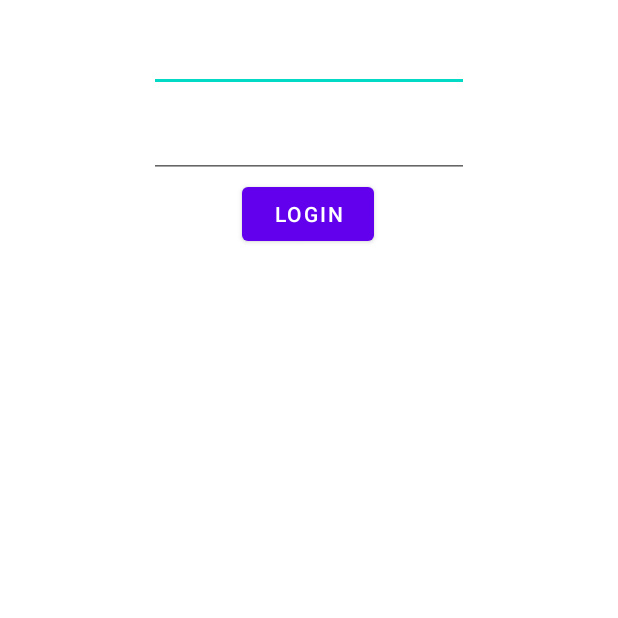
After one commit to Yibaya/TFGFrutosGibaja, an Android app: the LoginUsuarios screen opened directly, with no data from a screen before it, on a phone screen of 412 x 824 dp, the top half of it. The commit adds this screen. Run offline under Robolectric (Android 15) with nearby library versions, the phone set to English and light mode, and no system bars.

Commit message:
Login Terminado

```diff
--- a/app/build.gradle
+++ b/app/build.gradle
@@ -41,6 +41,7 @@ dependencies {
     implementation 'androidx.navigation:navigation-fragment:2.5.3'
     implementation 'androidx.navigation:navigation-ui:2.5.3'
     implementation files('libs\\mysql-connector-java-8.0.30.jar')
+    implementation 'androidx.viewpager:viewpager:1.0.0'
     testImplementation 'junit:junit:4.13.2'
     androidTestImplementation 'androidx.test.ext:junit:1.1.4'
     androidTestImplementation 'androidx.test.espresso:espresso-core:3.5.0'
--- /dev/null
+++ b/app/src/main/java/com/example/tfg_frutosgibaja/LoginUsuarios.java
@@ -0,0 +1,26 @@
+package com.example.tfg_frutosgibaja;
+
+import androidx.appcompat.app.AppCompatActivity;
+
+import android.os.Bundle;
+import android.view.View;
+import android.widget.EditText;
+
+public class LoginUsuarios extends AppCompatActivity {
+    EditText usernameEt, passwordEt;
+    @Override
+    protected void onCreate(Bundle savedInstanceState) {
+        super.onCreate(savedInstanceState);
+        setContentView(R.layout.activity_login_usuarios);
+        usernameEt = (EditText)findViewById(R.id.txtUsuario);
+        passwordEt = (EditText)findViewById(R.id.txtPassword);
+    }
+
+    public void onLogin(View view){
+        String username = usernameEt.getText().toString();
+        String password = passwordEt.getText().toString();
+        String type = "login";
+        BBDD bd = new BBDD(this);
+        bd.execute(type, username, password);
+    }
+}
--- /dev/null
+++ b/app/src/main/res/layout/activity_login_usuarios.xml
@@ -0,0 +1,41 @@
+<?xml version="1.0" encoding="utf-8"?>
+<androidx.constraintlayout.widget.ConstraintLayout xmlns:android="http://schemas.android.com/apk/res/android"
+    xmlns:app="http://schemas.android.com/apk/res-auto"
+    xmlns:tools="http://schemas.android.com/tools"
+    android:layout_width="match_parent"
+    android:layout_height="match_parent"
+    tools:context=".LoginUsuarios">
+
+    <EditText
+        android:id="@+id/txtUsuario"
+        android:layout_width="wrap_content"
+        android:layout_height="wrap_content"
+        android:layout_marginTop="16dp"
+        android:ems="10"
+        android:inputType="textPersonName"
+        app:layout_constraintEnd_toEndOf="parent"
+        app:layout_constraintStart_toStartOf="parent"
+        app:layout_constraintTop_toTopOf="parent" />
+
+    <EditText
+        android:id="@+id/txtPassword"
+        android:layout_width="wrap_content"
+        android:layout_height="wrap_content"
+        android:layout_marginTop="12dp"
+        android:ems="10"
+        android:inputType="textPersonName"
+        app:layout_constraintEnd_toEndOf="parent"
+        app:layout_constraintStart_toStartOf="parent"
+        app:layout_constraintTop_toBottomOf="@+id/txtUsuario" />
+
+    <Button
+        android:id="@+id/btnLogin"
+        android:layout_width="wrap_content"
+        android:layout_height="wrap_content"
+        android:onClick="onLogin"
+        android:text="Login"
+        app:layout_constraintEnd_toEndOf="parent"
+        app:layout_constraintHorizontal_bias="0.498"
+        app:layout_constraintStart_toStartOf="parent"
+        app:layout_constraintTop_toBottomOf="@+id/txtPassword" />
+</androidx.constraintlayout.widget.ConstraintLayout>
--- a/app/src/main/res/menu/activity_main_drawer.xml
+++ b/app/src/main/res/menu/activity_main_drawer.xml
@@ -16,5 +16,9 @@
             android:id="@+id/nav_slideshow"
             android:icon="@drawable/ic_menu_slideshow"
             android:title="Adios" />
+        <item
+            android:id="@+id/loginUsuarios"
+            android:icon="@drawable/ic_menu_slideshow"
+            android:title="Login" />
     </group>
 </menu>
```
Also changed, not shown: app/src/main/AndroidManifest.xml (+5 -5 lines), app/src/main/java/com/example/tfg_frutosgibaja/ActivityPrintJuegos.java (deleted, +0 -45 lines), app/src/main/java/com/example/tfg_frutosgibaja/BBDD.java (+77 -23 lines), app/src/main/res/layout/activity_print_juegos.xml (deleted, +0 -28 lines), app/src/main/res/navigation/mobile_navigation.xml (+4 -4 lines).
